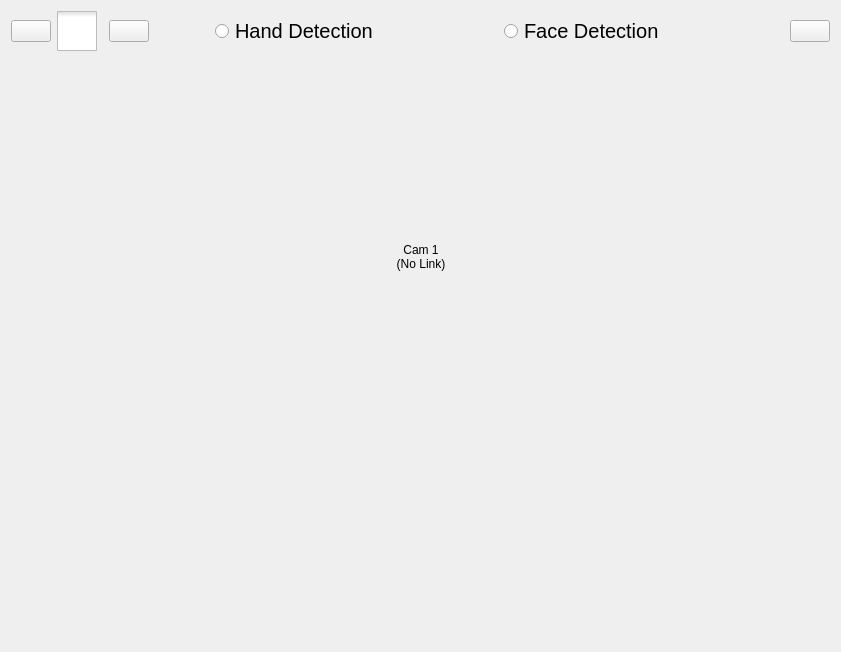
Old version of the form UI/main.ui in the repository YehiaEhab16/Face-Detection-and-Recognition.
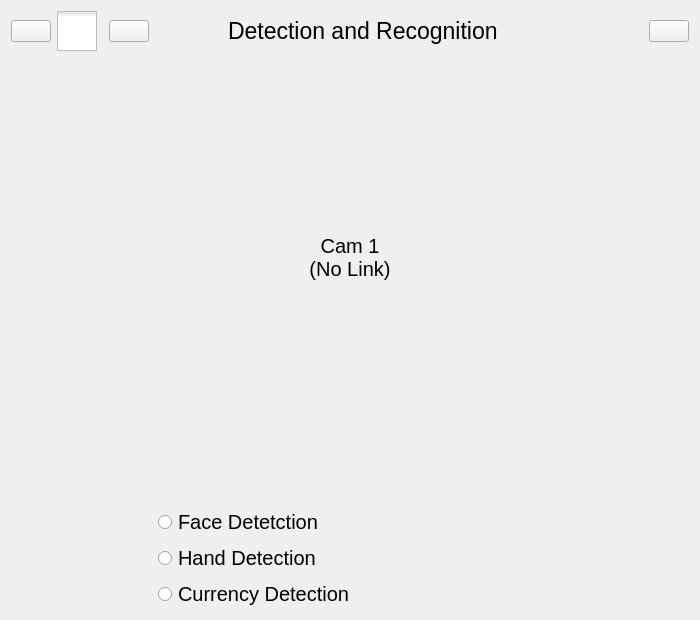
New version of the form. Icons and pictures are not drawn.

Commit message: Added Trained Currency Model

Diff of the .ui file:
```diff
--- a/UI/main.ui
+++ b/UI/main.ui
@@ -6,8 +6,8 @@
    <rect>
     <x>0</x>
     <y>0</y>
-    <width>841</width>
-    <height>652</height>
+    <width>700</width>
+    <height>620</height>
    </rect>
   </property>
   <property name="minimumSize">
@@ -1123,7 +1123,7 @@
     border: 1px solid #AAAAAA;
 }</string>
   </property>
-  <layout class="QVBoxLayout" name="verticalLayout">
+  <layout class="QVBoxLayout" name="verticalLayout_3">
    <item>
     <layout class="QHBoxLayout" name="horizontalLayout">
      <item>
@@ -1204,36 +1204,17 @@
       </spacer>
      </item>
      <item>
-      <widget class="QRadioButton" name="hand">
+      <widget class="QLabel" name="title">
        <property name="font">
         <font>
-         <pointsize>15</pointsize>
+         <pointsize>17</pointsize>
         </font>
        </property>
        <property name="text">
-        <string>Hand Detection</string>
-       </property>
-       <property name="checkable">
-        <bool>true</bool>
-       </property>
-       <property name="checked">
-        <bool>false</bool>
+        <string>Detection and Recognition</string>
        </property>
       </widget>
      </item>
-     <item>
-      <spacer name="horizontalSpacer">
-       <property name="orientation">
-        <enum>Qt::Horizontal</enum>
-       </property>
-       <property name="sizeHint" stdset="0">
-        <size>
-         <width>40</width>
-         <height>20</height>
-        </size>
-       </property>
-      </spacer>
-     </item>
      <item>
       <spacer name="horizontalSpacer_2">
        <property name="orientation">
@@ -1247,31 +1228,6 @@
        </property>
       </spacer>
      </item>
-     <item>
-      <widget class="QRadioButton" name="face">
-       <property name="font">
-        <font>
-         <pointsize>15</pointsize>
-        </font>
-       </property>
-       <property name="text">
-        <string>Face Detection</string>
-       </property>
-      </widget>
-     </item>
-     <item>
-      <spacer name="horizontalSpacer_13">
-       <property name="orientation">
-        <enum>Qt::Horizontal</enum>
-       </property>
-       <property name="sizeHint" stdset="0">
-        <size>
-         <width>40</width>
-         <height>20</height>
-        </size>
-       </property>
-      </spacer>
-     </item>
      <item>
       <spacer name="horizontalSpacer_5">
        <property name="orientation">
@@ -1330,6 +1286,11 @@
          <height>400</height>
         </size>
        </property>
+       <property name="font">
+        <font>
+         <pointsize>15</pointsize>
+        </font>
+       </property>
        <property name="styleSheet">
         <string notr="true">border-width: 3px;
 border-color: rgb(74,73,120);
@@ -1363,16 +1324,182 @@
     </layout>
    </item>
    <item>
-    <layout class="QHBoxLayout" name="horizontalLayout_3">
+    <spacer name="verticalSpacer_2">
+     <property name="orientation">
+      <enum>Qt::Vertical</enum>
+     </property>
+     <property name="sizeHint" stdset="0">
+      <size>
+       <width>20</width>
+       <height>40</height>
+      </size>
+     </property>
+    </spacer>
+   </item>
+   <item>
+    <spacer name="verticalSpacer">
+     <property name="orientation">
+      <enum>Qt::Vertical</enum>
+     </property>
+     <property name="sizeHint" stdset="0">
+      <size>
+       <width>20</width>
+       <height>40</height>
+      </size>
+     </property>
+    </spacer>
+   </item>
+   <item>
+    <layout class="QHBoxLayout" name="horizontalLayout_5">
      <item>
-      <spacer name="verticalSpacer">
+      <spacer name="horizontalSpacer_6">
        <property name="orientation">
-        <enum>Qt::Vertical</enum>
+        <enum>Qt::Horizontal</enum>
        </property>
        <property name="sizeHint" stdset="0">
         <size>
-         <width>20</width>
-         <height>40</height>
+         <width>40</width>
+         <height>20</height>
+        </size>
+       </property>
+      </spacer>
+     </item>
+     <item>
+      <layout class="QVBoxLayout" name="verticalLayout">
+       <item>
+        <widget class="QRadioButton" name="face">
+         <property name="font">
+          <font>
+           <pointsize>15</pointsize>
+          </font>
+         </property>
+         <property name="text">
+          <string>Face Detetction</string>
+         </property>
+         <property name="checkable">
+          <bool>true</bool>
+         </property>
+         <property name="checked">
+          <bool>false</bool>
+         </property>
+        </widget>
+       </item>
+       <item>
+        <widget class="QRadioButton" name="hand">
+         <property name="font">
+          <font>
+           <pointsize>15</pointsize>
+          </font>
+         </property>
+         <property name="text">
+          <string>Hand Detection</string>
+         </property>
+        </widget>
+       </item>
+       <item>
+        <widget class="QRadioButton" name="currency">
+         <property name="font">
+          <font>
+           <pointsize>15</pointsize>
+          </font>
+         </property>
+         <property name="text">
+          <string>Currency Detection</string>
+         </property>
+        </widget>
+       </item>
+      </layout>
+     </item>
+     <item>
+      <spacer name="horizontalSpacer_3">
+       <property name="orientation">
+        <enum>Qt::Horizontal</enum>
+       </property>
+       <property name="sizeHint" stdset="0">
+        <size>
+         <width>40</width>
+         <height>20</height>
+        </size>
+       </property>
+      </spacer>
+     </item>
+     <item>
+      <layout class="QVBoxLayout" name="verticalLayout_2">
+       <item>
+        <layout class="QHBoxLayout" name="horizontalLayout_4">
+         <item>
+          <widget class="QLabel" name="detection">
+           <property name="font">
+            <font>
+             <pointsize>17</pointsize>
+             <bold>true</bold>
+            </font>
+           </property>
+           <property name="text">
+            <string/>
+           </property>
+          </widget>
+         </item>
+         <item>
+          <widget class="QLabel" name="detected">
+           <property name="font">
+            <font>
+             <pointsize>17</pointsize>
+            </font>
+           </property>
+           <property name="styleSheet">
+            <string notr="true">color: rgb(0, 255, 0);</string>
+           </property>
+           <property name="text">
+            <string/>
+           </property>
+          </widget>
+         </item>
+        </layout>
+       </item>
+       <item>
+        <layout class="QHBoxLayout" name="horizontalLayout_3">
+         <item>
+          <widget class="QLabel" name="data">
+           <property name="font">
+            <font>
+             <pointsize>17</pointsize>
+             <bold>true</bold>
+            </font>
+           </property>
+           <property name="text">
+            <string/>
+           </property>
+          </widget>
+         </item>
+         <item>
+          <widget class="QLabel" name="number">
+           <property name="font">
+            <font>
+             <pointsize>17</pointsize>
+            </font>
+           </property>
+           <property name="styleSheet">
+            <string notr="true">color: rgb(255, 50, 50);</string>
+           </property>
+           <property name="text">
+            <string/>
+           </property>
+          </widget>
+         </item>
+        </layout>
+       </item>
+      </layout>
+     </item>
+     <item>
+      <spacer name="horizontalSpacer_7">
+       <property name="orientation">
+        <enum>Qt::Horizontal</enum>
+       </property>
+       <property name="sizeHint" stdset="0">
+        <size>
+         <width>40</width>
+         <height>20</height>
         </size>
        </property>
       </spacer>
```
Left out of the diff: 8 changed lines with no effect on the pictures. The commit also changes 4 other files.
